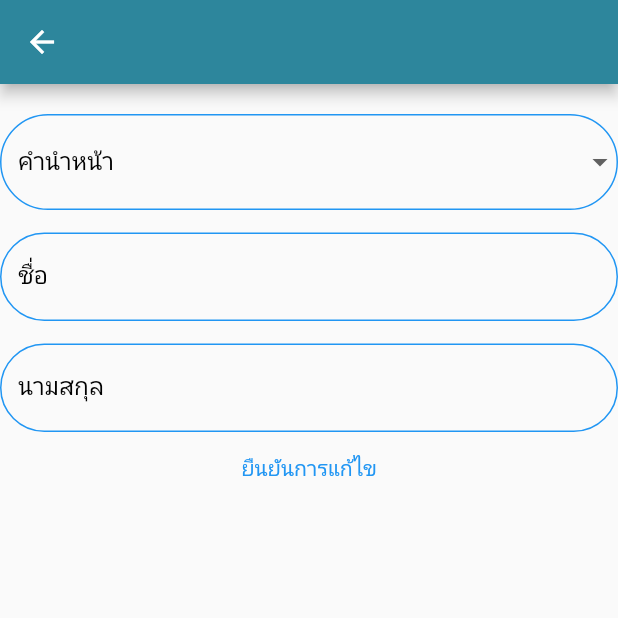
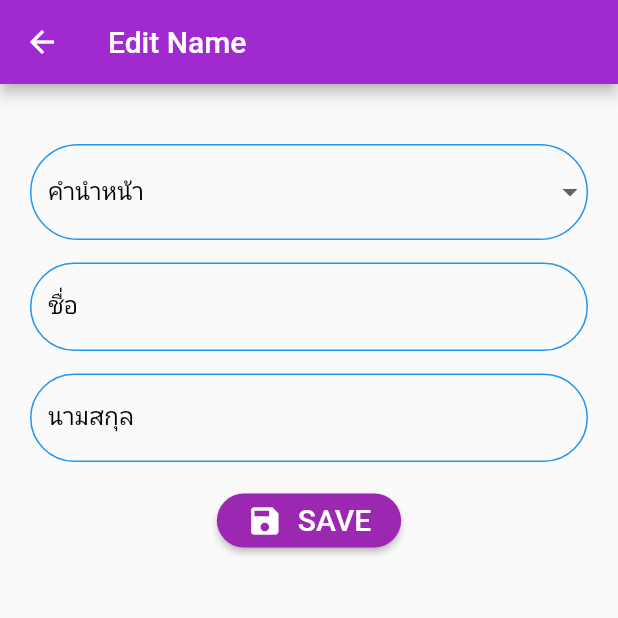
Before and after one commit to asanmankaket/appsan2, a Flutter app: the ProfileName screen opened directly with empty values, on a phone screen of 412 x 824 dp, the top half of it. Run offline on Flutter 3.47's test engine with Material 2 defaults, Android fonts, the phone set to English and light mode, and no system bars; our stand-ins replace flutter_easyloading, google_maps_flutter, image_picker, shared_preferences; accounts and stored records are empty; network calls fail; project files that could hold a hidden picture were left out.

Commit message:
14-6-65 san

```diff
--- a/lib/views/booking/backup.dart
+++ b/lib/views/booking/backup.dart
@@ -11,7 +11,7 @@ class BackUp extends StatelessWidget {
     return Scaffold(
       appBar: AppBar(
         title: Text('ประวัติย้อนหลัง'),
-        backgroundColor: const Color.fromARGB(255, 45, 134, 156),
+        backgroundColor: const Color.fromARGB(255, 160, 42, 207),
       ),
       body: Column(children: [
         Container(
@@ -29,7 +29,7 @@ class BackUp extends StatelessWidget {
                 }),
                 child: Text('ดูประวัติที่สำเร็จ'),
                 style: TextButton.styleFrom(
-                    backgroundColor: Color.fromARGB(255, 39, 110, 168),
+                    backgroundColor: const Color.fromARGB(255, 160, 42, 207),
                     primary: Colors.white),
               ),
               const SizedBox(width: 20),
@@ -45,7 +45,7 @@ class BackUp extends StatelessWidget {
                   'ดูประวัติที่ยกเลิก',
                 ),
                 style: TextButton.styleFrom(
-                    backgroundColor: Color.fromARGB(255, 39, 110, 168),
+                    backgroundColor: const Color.fromARGB(255, 160, 42, 207),
                     primary: Colors.white),
               ),
             ],
--- a/lib/views/booking/booking.dart
+++ b/lib/views/booking/booking.dart
@@ -56,13 +56,13 @@ class _BookingState extends State<Booking> {
                 },
                 child: Card(
                   elevation: 10,
-                  color: const Color.fromARGB(255, 205, 94, 249),
+                  color:  Colors.purple.shade200,
                   shadowColor: const Color.fromARGB(255, 10, 91, 111),
                   shape: RoundedRectangleBorder(
                     borderRadius: BorderRadius.circular(27),
                     side: BorderSide(
                       color:
-                          const Color.fromARGB(255, 0, 0, 0).withOpacity(0.5),
+                          Colors.black.withOpacity(0.5),
                       width: 1,
                     ),
                   ),
--- a/lib/views/editprofile/profilename.dart
+++ b/lib/views/editprofile/profilename.dart
@@ -1,3 +1,5 @@
+// ignore_for_file: prefer_const_literals_to_create_immutables, prefer_const_constructors
+
 import 'package:flutter/material.dart';
 import '../../configs/api.dart';
 import '../../models/textformfieldmodel2.dart';
@@ -47,9 +49,12 @@ class _ProfileNameState extends State<ProfileName> {
   Widget build(BuildContext context) {
     return Scaffold(
       appBar: AppBar(
-        backgroundColor: const Color.fromARGB(255, 45, 134, 156),
+        title: const Text('Edit Name'),
+        backgroundColor: const Color.fromARGB(255, 160, 42, 207),
       ),
-      body: SizedBox(
+      body: Padding(
+        padding: const EdgeInsets.all(20.0),
+        child: SizedBox(
             child: Column(children: [
           const SizedBox(height: 20),
           DropdownButtonFormField<String>(
@@ -91,14 +96,39 @@ class _ProfileNameState extends State<ProfileName> {
             labelText: 'นามสกุล',
             controller: surname,
           ),
-        TextButton(
+          const SizedBox(
+            height: 15,
+          ),
+          ElevatedButton(
             onPressed: () {
               sendDataProfile1(
                   dropdownValue!, name.text, surname.text, context);
               print(dropdownValue);
             },
-            child: Text('ยืนยันการแก้ไข'))
+            child: Wrap(
+              children: <Widget>[
+                Icon(
+                  Icons.save,
+                  color: Colors.white,
+                  size: 24.0,
+                ),
+                SizedBox(
+                  width: 10,
+                ),
+                Text("SAVE", style: TextStyle(fontSize: 20)),
+              ],
+            ),
+            style: ElevatedButton.styleFrom(
+              shape: RoundedRectangleBorder(
+                  borderRadius: BorderRadius.all(Radius.circular(20))),
+              padding: EdgeInsets.symmetric(horizontal: 20),
+              primary: Colors.purple,
+            ),
+          ),
+
+          // TextButton(
         ])),
+      ),
     );
   }
 }
```
Also changed, not shown: lib/views/booking/cancle_book.dart (+8 -5 lines), lib/views/booking/finish_book.dart (+9 -4 lines). Lines whose indentation alone changed are shown as unchanged.
